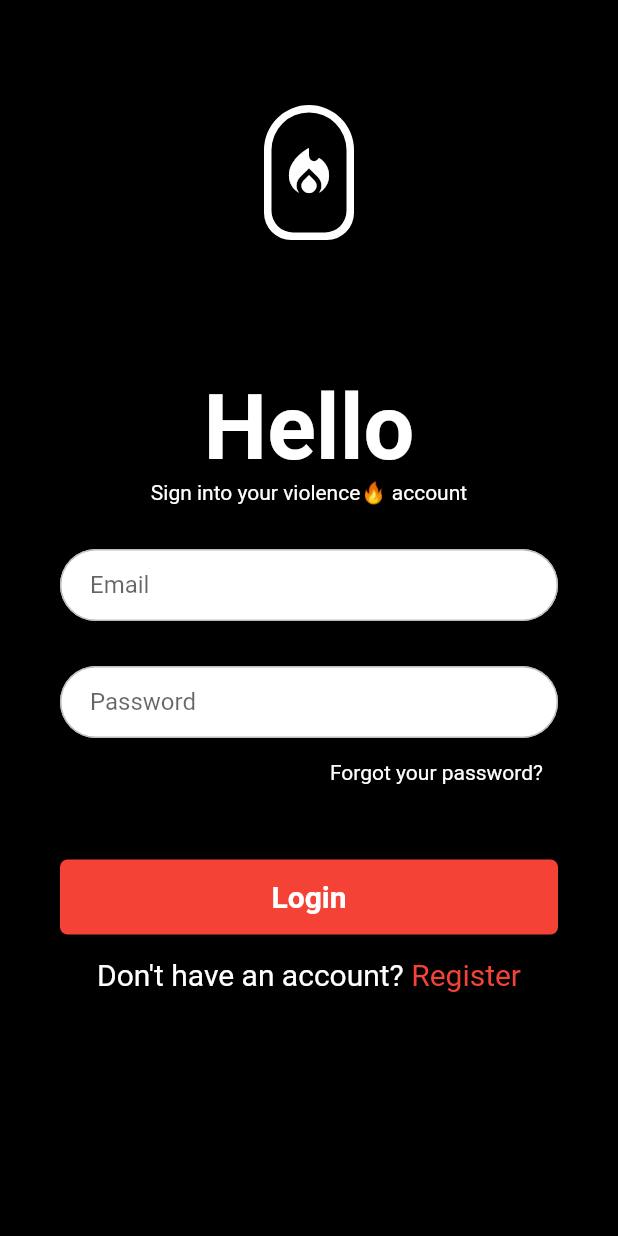
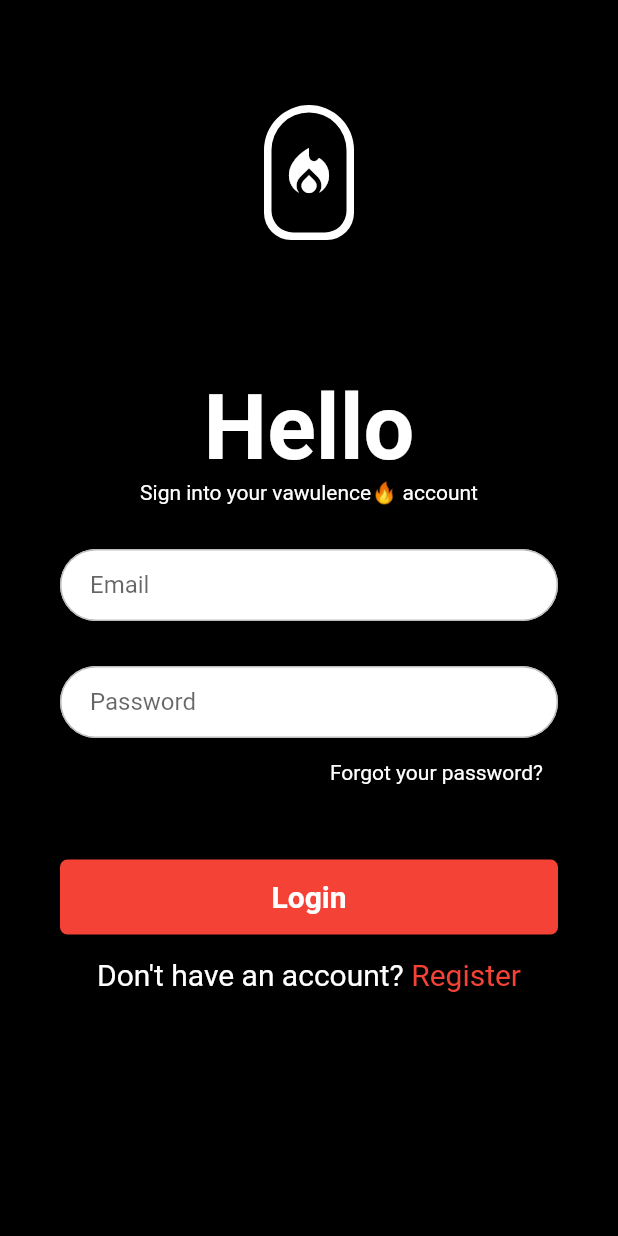
Before and after one commit to soke4070/violence_app, a Flutter app: the screen it shows after launch, on a phone screen of 412 x 824 dp. Run offline on Flutter 3.47's test engine with Material 2 defaults, Android fonts, the phone set to English and light mode, and no system bars; our stand-ins replace cloud_firestore, expandable_text, firebase_auth, firebase_core, firebase_storage, get and 5 more; accounts and stored records are empty.

Commit message:
Auth Controller Update

```diff
--- a/lib/views/screens_auth/home_screen.dart
+++ b/lib/views/screens_auth/home_screen.dart
@@ -1,6 +1,4 @@
 import 'package:flutter/material.dart';
-import 'package:violence_app/widgets/constants.dart';
-import 'package:violence_app/widgets/custom_icon.dart';
 
 class HomeScreen extends StatefulWidget {
   const HomeScreen({Key? key}) : super(key: key);
--- a/lib/views/screens_auth/login_page.dart
+++ b/lib/views/screens_auth/login_page.dart
@@ -49,7 +49,7 @@ class _LoginPageState extends State<LoginPage> {
                             color: Colors.white),
                       ),
                       const Text(
-                        'Sign into your violence🔥 account',
+                        'Sign into your vawulence🔥 account',
                         style: TextStyle(color: Colors.white),
                       ),
                       const SizedBox(height: 30.0),
--- a/lib/views/screens_auth/registration_page.dart
+++ b/lib/views/screens_auth/registration_page.dart
@@ -7,11 +7,6 @@ import 'package:violence_app/common/theme_helper.dart';
 import 'package:violence_app/controllers/auth_controller.dart';
 import 'package:violence_app/views/screens_auth/login_page.dart';
 import 'package:violence_app/widgets/header_widget.dart';
-
-import 'package:hexcolor/hexcolor.dart';
-
-import 'package:violence_app/views/profile_page.dart';
-
 import '../../widgets/constants.dart';
 
 class RegistrationPage extends StatefulWidget {
```
Also changed, not shown: lib/controllers/auth_controller.dart (+2 -11 lines).
